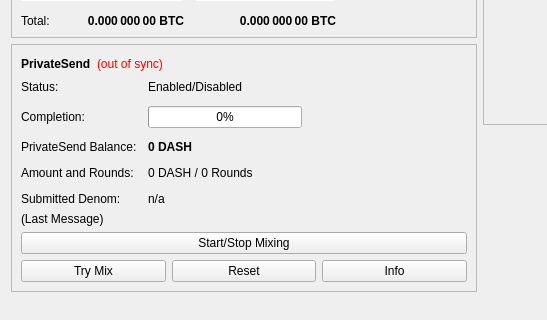
First picture: the form in src/qt/forms/overviewpage.ui, repository bitbony/bitbony, before the edit; both pictures show x 0 to 547 and y 178 to 498 of the 960 by 585 pixel window.
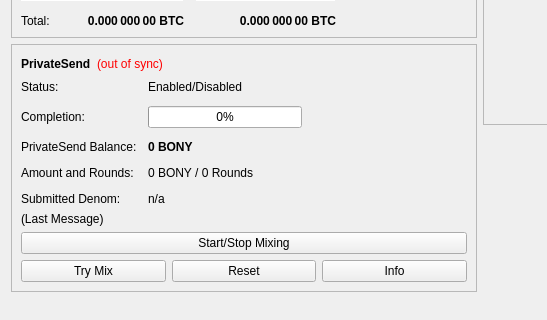
Second picture: the form after the edit.

What changed in the file:
```diff
--- a/src/qt/forms/overviewpage.ui
+++ b/src/qt/forms/overviewpage.ui
@@ -514,7 +514,7 @@
                </font>
               </property>
               <property name="text">
-               <string notr="true">0 DASH</string>
+               <string notr="true">0 BONY</string>
               </property>
              </widget>
             </item>
@@ -528,7 +528,7 @@
             <item row="3" column="1">
              <widget class="QLabel" name="labelAmountRounds">
               <property name="text">
-               <string>0 DASH / 0 Rounds</string>
+               <string>0 BONY / 0 Rounds</string>
               </property>
              </widget>
             </item>
```
Left out of the diff: 6 changed lines with no effect on the pictures.
